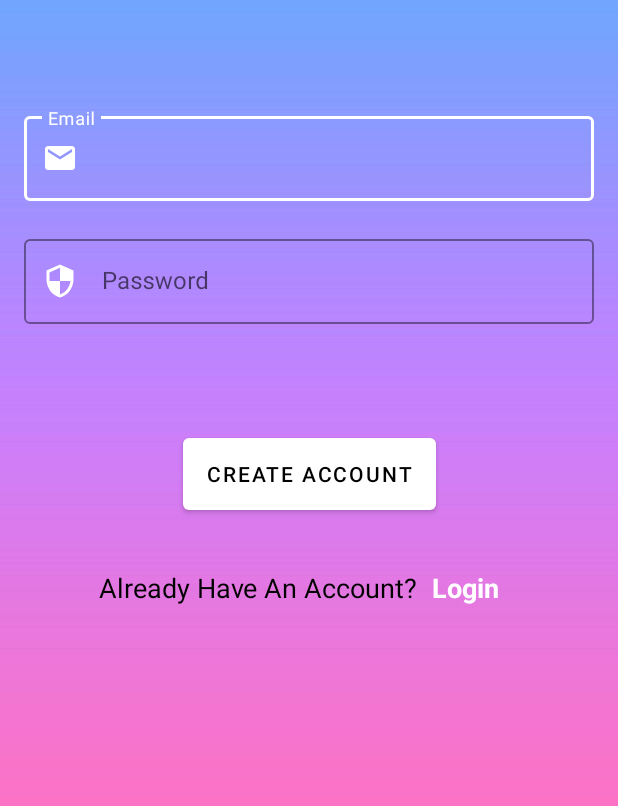
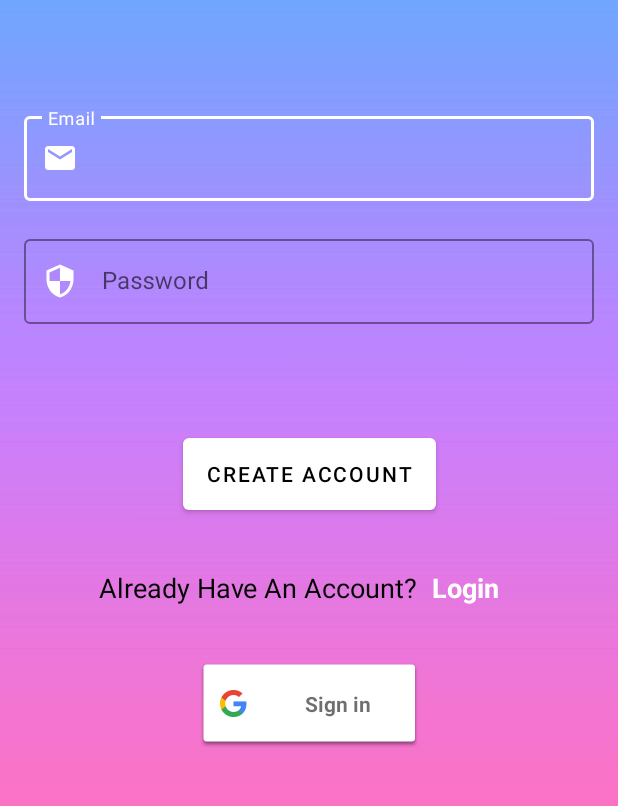
Before and after one commit to HarshAndroid/FirebaseAuthentication, an Android app: the layout activity_register.xml on its own in the app's theme, with its tools: preview values and no code run, on a phone screen of 412 x 824 dp, the part 259-1065 px from its top. Run offline under Robolectric (Android 15) with nearby library versions, the phone set to English and light mode, and no system bars.

Commit message:
Gooogle Sign In Feature.

```diff
--- a/app/build.gradle
+++ b/app/build.gradle
@@ -43,6 +43,7 @@ dependencies {
     implementation 'com.google.android.material:material:1.5.0'
     implementation 'androidx.constraintlayout:constraintlayout:2.1.3'
     implementation 'com.google.firebase:firebase-auth-ktx:21.0.1'
+    implementation 'com.google.android.gms:play-services-auth:20.0.1'
     testImplementation 'junit:junit:4.+'
     androidTestImplementation 'androidx.test.ext:junit:1.1.3'
     androidTestImplementation 'androidx.test.espresso:espresso-core:3.4.0'
--- a/app/src/main/java/com/harshrajpurohit/firebaseauthentication/MainActivity.kt
+++ b/app/src/main/java/com/harshrajpurohit/firebaseauthentication/MainActivity.kt
@@ -18,6 +18,11 @@ class MainActivity : AppCompatActivity() {
         super.onCreate(savedInstanceState)
 
         auth = FirebaseAuth.getInstance()
+
+        if(auth.currentUser == null){
+            startActivity(Intent(this, RegisterActivity::class.java))
+            finish()
+        }
 
         binding = ActivityMainBinding.inflate(layoutInflater)
         setContentView(binding.root)
--- a/app/src/main/res/layout/activity_register.xml
+++ b/app/src/main/res/layout/activity_register.xml
@@ -116,4 +116,14 @@
       app:layout_constraintVertical_bias="0.6"
       android:text="@string/create_account"/>
 
+  <com.google.android.gms.common.SignInButton
+      android:id="@+id/googleBtn"
+      android:layout_width="150dp"
+      android:layout_height="60dp"
+      app:layout_constraintBottom_toBottomOf="parent"
+      app:layout_constraintEnd_toEndOf="parent"
+      app:layout_constraintStart_toStartOf="parent"
+      app:layout_constraintTop_toTopOf="parent"
+      app:layout_constraintVertical_bias="0.8" />
+
   </androidx.constraintlayout.widget.ConstraintLayout>
--- a/app/src/main/res/values/strings.xml
+++ b/app/src/main/res/values/strings.xml
@@ -1,4 +1,4 @@
-<resources>
+<resources xmlns:tools="http://schemas.android.com/tools">
     <string name="app_name">FirebaseAuthentication</string>
     <string name="no_data">Not Signed In</string>
     <string name="sign_in">Sign In</string>
@@ -11,4 +11,5 @@
     <string name="email">Email</string>
     <string name="password">Password</string>
     <string name="create_account">Create Account</string>
+    <string name="client_id" tools:ignore="TypographyDashes">176346144139-553qs9ntri8u875ir5itkd91l4tpputp.apps.googleusercontent.com</string>
 </resources>
```
Also changed, not shown: app/src/main/java/com/harshrajpurohit/firebaseauthentication/RegisterActivity.kt (+40 -0 lines).
